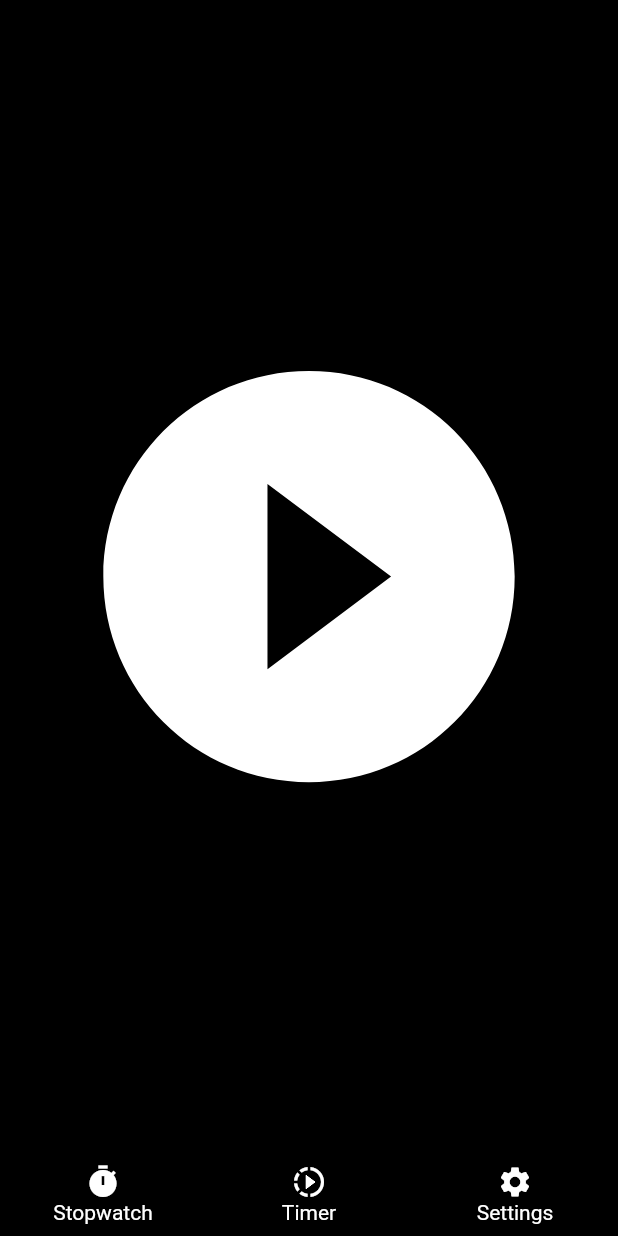
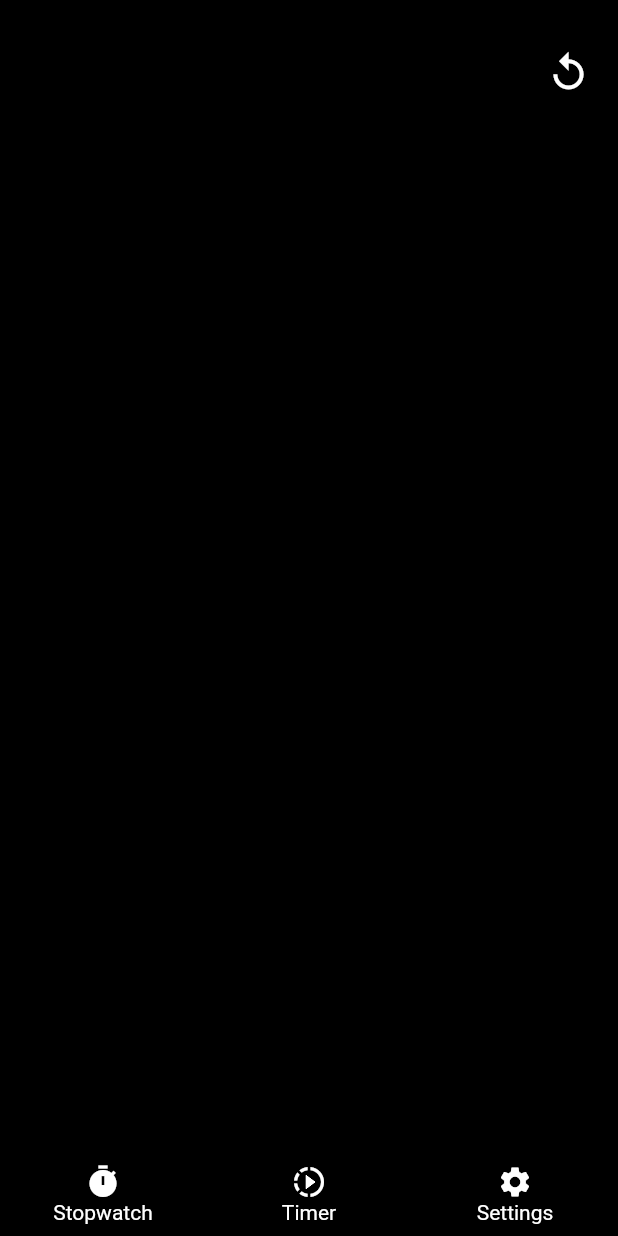
Before and after one commit to trance128/flutter-timer, a Flutter app: the screen it shows after launch, on a phone screen of 412 x 824 dp. Run offline on Flutter 3.47's test engine with Material 2 defaults, Android fonts, the phone set to English and light mode, and no system bars.

Commit message:
Refactored code to use Theme colors, cont. build stopwatch_screen

```diff
--- a/lib/main.dart
+++ b/lib/main.dart
@@ -23,16 +23,16 @@ class _HomeState extends State<Home> {
         )
       ],
       child: MaterialApp(
-        home: Scaffold(
-          backgroundColor: Colors.black,
-          body: TimerScreen(),
-        ),
-        routes: {
-          StopwatchScreen.routeName: (context) => StopwatchScreen(),
-          TimerScreen.routeName: (context) => TimerScreen(),
-          OptionsScreen.routeName: (context) => OptionsScreen(),
-        }
-      ),
+          theme: ThemeData(
+            primaryColor: Colors.white,
+            accentColor: Colors.black,
+          ),
+          home: StopwatchScreen(),
+          routes: {
+            StopwatchScreen.routeName: (context) => StopwatchScreen(),
+            TimerScreen.routeName: (context) => TimerScreen(),
+            OptionsScreen.routeName: (context) => OptionsScreen(),
+          }),
     );
   }
 }
--- a/lib/providers/presentation_data.dart
+++ b/lib/providers/presentation_data.dart
@@ -3,6 +3,7 @@ import 'package:flutter/foundation.dart';
 class PresentationData with ChangeNotifier {
   bool _timerStarted = false;
   bool get timerStarted => _timerStarted;
+  bool _stopwatchStarted = false;
 
   void toggleTimerStarted() {
     _timerStarted = !_timerStarted;
@@ -11,9 +12,15 @@ class PresentationData with ChangeNotifier {
 
   int _bottomBarIndex = 1;
   int get bottomBarIndex => _bottomBarIndex;
+  bool get stopwatchStarted => _stopwatchStarted;
 
   void setBottomBarIndex(int index) {
     _bottomBarIndex = index;
     notifyListeners();
   }
+
+  void startStopwatch() {
+    _stopwatchStarted = true;
+    notifyListeners();
+  }
 }
--- a/lib/screens/stopwatch_screen.dart
+++ b/lib/screens/stopwatch_screen.dart
@@ -8,11 +8,41 @@ import '../providers/presentation_data.dart';
 class StopwatchScreen extends StatelessWidget {
   static const String routeName = '/stopwatch-screen';
 
-  Widget PlaceholderText() {
+  Widget placeholderText(BuildContext context) {
     return Text(
       "I'm a Timer Screen",
       textAlign: TextAlign.center,
-      style: TextStyle(color: Colors.white, fontSize: 50),
+      style: TextStyle(color: Theme.of(context).primaryColor, fontSize: 50),
+    );
+  }
+
+  Widget _buildPlaying(BuildContext context) {
+    return Column(
+      children: <Widget>[
+        Expanded(
+          flex: 1,
+          child: Container(
+            alignment: Alignment.centerRight,
+            width: double.infinity,
+            child: IconButton(
+              padding: const EdgeInsets.only(
+                right: 20,
+              ),
+              icon: Icon(
+                Icons.replay,
+                color: Theme.of(context).primaryColor,
+                size: 30,
+              ),
+              onPressed: () {},
+            ),
+          ),
+        ),
+        Expanded(
+          flex: 7,
+          child: Container(
+          ),
+        ),
+      ],
     );
   }
 
@@ -21,9 +51,15 @@ class StopwatchScreen extends StatelessWidget {
     final presentationData = Provider.of<PresentationData>(context);
 
     return Scaffold(
-      backgroundColor: Colors.black,
-      body: Center(
-        child: playButton(context),
+      backgroundColor: Theme.of(context).accentColor,
+      body: SafeArea(
+        child: Center(
+          child: presentationData.stopwatchStarted
+              ? FlatButton(
+                  child: playButton(context),
+                  onPressed: () => presentationData.startStopwatch())
+              : _buildPlaying(context),
+        ),
       ),
       bottomNavigationBar: BottomBar(),
     );
--- a/lib/screens/timer_screen.dart
+++ b/lib/screens/timer_screen.dart
@@ -8,11 +8,11 @@ import '../providers/presentation_data.dart';
 class TimerScreen extends StatelessWidget {
   static const String routeName = '/timer-screen';
 
-  Widget PlaceholderText() {
+  Widget placeholderText(BuildContext context) {
     return Text(
       "I'm a Timer Screen",
       textAlign: TextAlign.center,
-      style: TextStyle(color: Colors.white, fontSize: 50),
+      style: TextStyle(color: Theme.of(context).primaryColor, fontSize: 50),
     );
   }
 
@@ -21,7 +21,7 @@ class TimerScreen extends StatelessWidget {
     final presentationData = Provider.of<PresentationData>(context);
 
     return Scaffold(
-      backgroundColor: Colors.black,
+      backgroundColor: Theme.of(context).accentColor,
       body: Center(
         child: playButton(context),
       ),
--- a/lib/widgets/bottom_bar.dart
+++ b/lib/widgets/bottom_bar.dart
@@ -16,38 +16,38 @@ class BottomBar extends StatelessWidget {
       type: BottomNavigationBarType.fixed,
       currentIndex: presentationData.bottomBarIndex,
       elevation: 0,
-      selectedItemColor: Colors.white,
-      unselectedItemColor: Colors.white,
+      selectedItemColor: Theme.of(context).primaryColor,
+      unselectedItemColor: Theme.of(context).primaryColor,
       selectedFontSize: 14,
       unselectedFontSize: 14,
-      backgroundColor: Colors.black,
+      backgroundColor: Theme.of(context).accentColor,
       items: <BottomNavigationBarItem>[
         BottomNavigationBarItem(
           icon: Icon(
             Icons.timer,
-            color: Colors.white,
+            color: Theme.of(context).primaryColor,
           ),
           title: Text(
             'Stopwatch',
-            style: TextStyle(color: Colors.white),
+            style: TextStyle(color: Theme.of(context).primaryColor),
           ),
         ),
         BottomNavigationBarItem(
-          icon: Icon(Icons.slow_motion_video, color: Colors.white),
+          icon: Icon(Icons.slow_motion_video, color: Theme.of(context).primaryColor),
           title: Text(
             'Timer',
-            style: TextStyle(color: Colors.white),
+            style: TextStyle(color: Theme.of(context).primaryColor),
           ),
         ),
         BottomNavigationBarItem(
           icon: Icon(
             Icons.settings,
-            color: Colors.white,
+            color: Theme.of(context).primaryColor,
           ),
           title: Text(
             "Settings",
             style: TextStyle(
-              color: Colors.white,
+              color: Theme.of(context).primaryColor,
             ),
           ),
         ),
--- a/lib/widgets/play_button.dart
+++ b/lib/widgets/play_button.dart
@@ -10,5 +10,5 @@ Widget playButton(BuildContext context, [bool large = true]) {
     }
   }
 
-  return Icon(Icons.play_circle_filled, color: Colors.white, size: getSize());
+  return Icon(Icons.play_circle_outline, color: Colors.white, size: getSize());
 }
```
